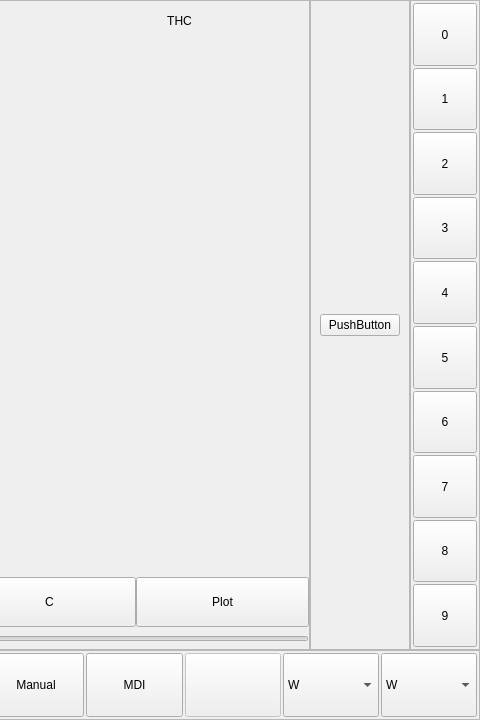
This is qtgui/qtgui.ui in daiman444/lcnc29_lpt_qtplasma as Qt 5 draws it before an edit; both pictures show x 800 to 1280 and y 0 to 720 of the 1280 by 720 pixel window. The edited form follows.
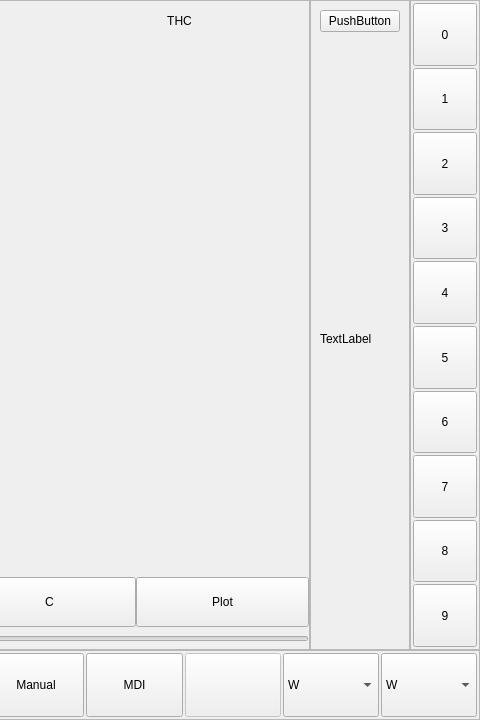
This is the edited form. Custom widgets are drawn as their Qt base class.

Patch:
```diff
--- a/qtgui/qtgui.ui
+++ b/qtgui/qtgui.ui
@@ -996,6 +996,13 @@
                 </property>
                </widget>
               </item>
+              <item row="1" column="0">
+               <widget class="QLabel" name="label_2">
+                <property name="text">
+                 <string>TextLabel</string>
+                </property>
+               </widget>
+              </item>
              </layout>
             </widget>
            </item>
```
Left out of the diff: 2 changed lines with no effect on the pictures.
